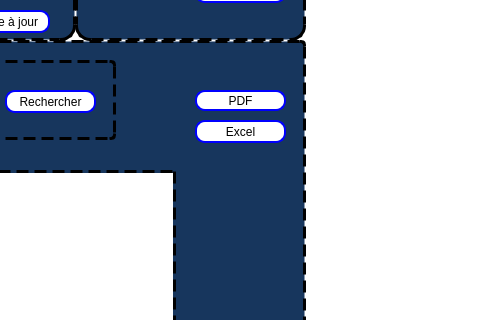
Before: the Qt Designer form mainwindow.ui in khalil-ch/E-Health_2A1, drawn with Qt 5; both pictures show x 436 to 916 and y 267 to 587 of the 1024 by 686 pixel window.
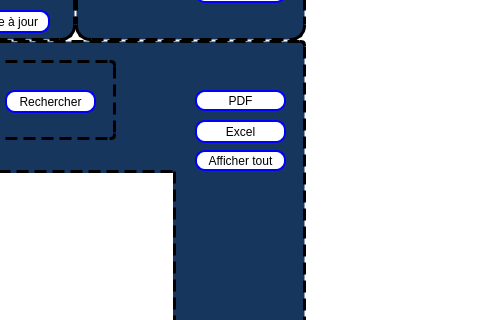
After: the same form once the commit is applied. The open tabs and pages were chosen to show the change.

```diff
--- a/mainwindow.ui
+++ b/mainwindow.ui
@@ -1886,6 +1886,29 @@
         <string>Excel</string>
        </property>
       </widget>
+      <widget class="QPushButton" name="pushButton_14">
+       <property name="geometry">
+        <rect>
+         <x>580</x>
+         <y>110</y>
+         <width>91</width>
+         <height>21</height>
+        </rect>
+       </property>
+       <property name="styleSheet">
+        <string notr="true">QPushButton
+{
+  border: 2px solid blue;
+  border-radius: 10px;
+  padding: 0 8px;
+  background: white;
+}
+QPushButton:hover:!pressed { color: blue; }</string>
+       </property>
+       <property name="text">
+        <string>Afficher tout</string>
+       </property>
+      </widget>
      </widget>
      <widget class="QGroupBox" name="groupBox_8">
       <property name="geometry">
```
Left out of the diff: 25 changed lines with no effect on the pictures.
